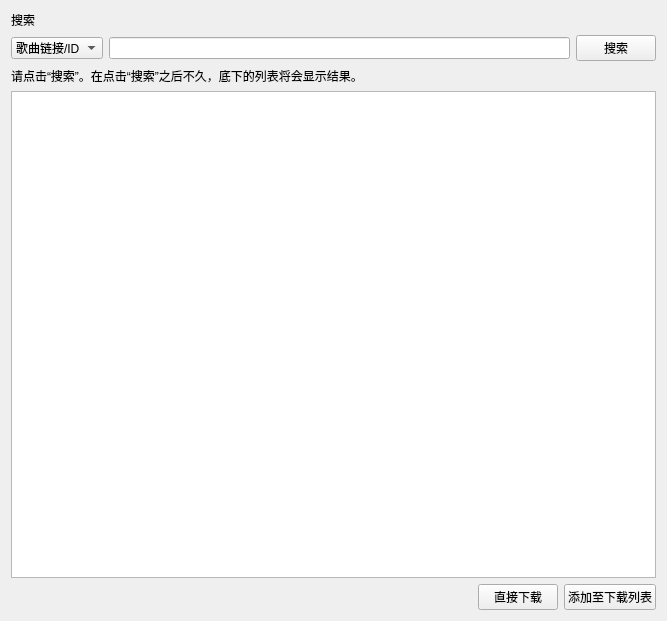
Old version of the form view/search_frame.ui in the repository Cooooldwind/netease-downloader.
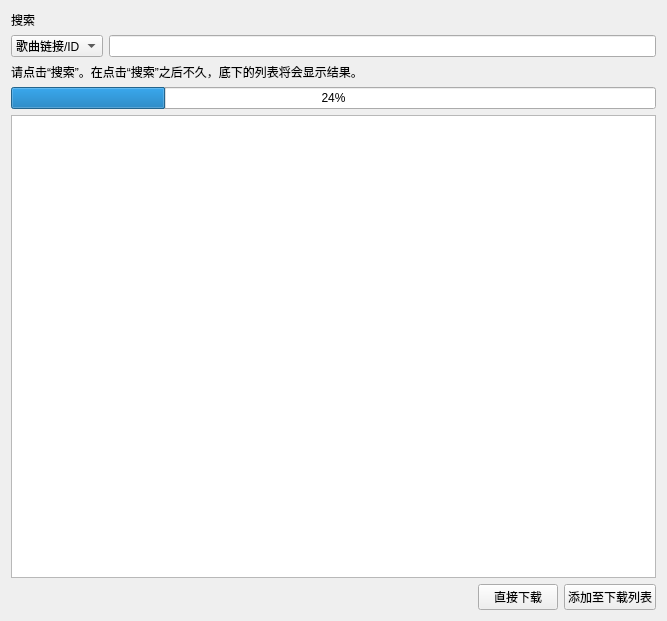
New version of the form. Custom widgets are drawn as their Qt base class.

The edit to the form file:
```diff
--- a/view/search_frame.ui
+++ b/view/search_frame.ui
@@ -50,13 +50,6 @@
      <item>
       <widget class="SearchLineEdit" name="SearchKeyLineEdit"/>
      </item>
-     <item>
-      <widget class="PrimaryPushButton" name="SearchPushButton">
-       <property name="text">
-        <string>搜索</string>
-       </property>
-      </widget>
-     </item>
     </layout>
    </item>
    <item>
@@ -66,6 +59,13 @@
      </property>
     </widget>
    </item>
+   <item>
+    <widget class="ProgressBar" name="ProgressBar">
+     <property name="value">
+      <number>24</number>
+     </property>
+    </widget>
+   </item>
    <item>
     <widget class="TableWidget" name="SearchResultTable">
      <attribute name="horizontalHeaderVisible">
@@ -115,16 +115,16 @@
   </layout>
  </widget>
  <customwidgets>
-  <customwidget>
-   <class>TitleLabel</class>
-   <extends>QLabel</extends>
-   <header>qfluentwidgets</header>
-  </customwidget>
   <customwidget>
    <class>BodyLabel</class>
    <extends>QLabel</extends>
    <header>qfluentwidgets</header>
   </customwidget>
+  <customwidget>
+   <class>TitleLabel</class>
+   <extends>QLabel</extends>
+   <header>qfluentwidgets</header>
+  </customwidget>
   <customwidget>
    <class>ComboBox</class>
    <extends>QComboBox</extends>
@@ -150,6 +150,11 @@
    <extends>QPushButton</extends>
    <header>qfluentwidgets</header>
   </customwidget>
+  <customwidget>
+   <class>ProgressBar</class>
+   <extends>QProgressBar</extends>
+   <header>qfluentwidgets</header>
+  </customwidget>
  </customwidgets>
  <resources/>
  <connections/>
```
